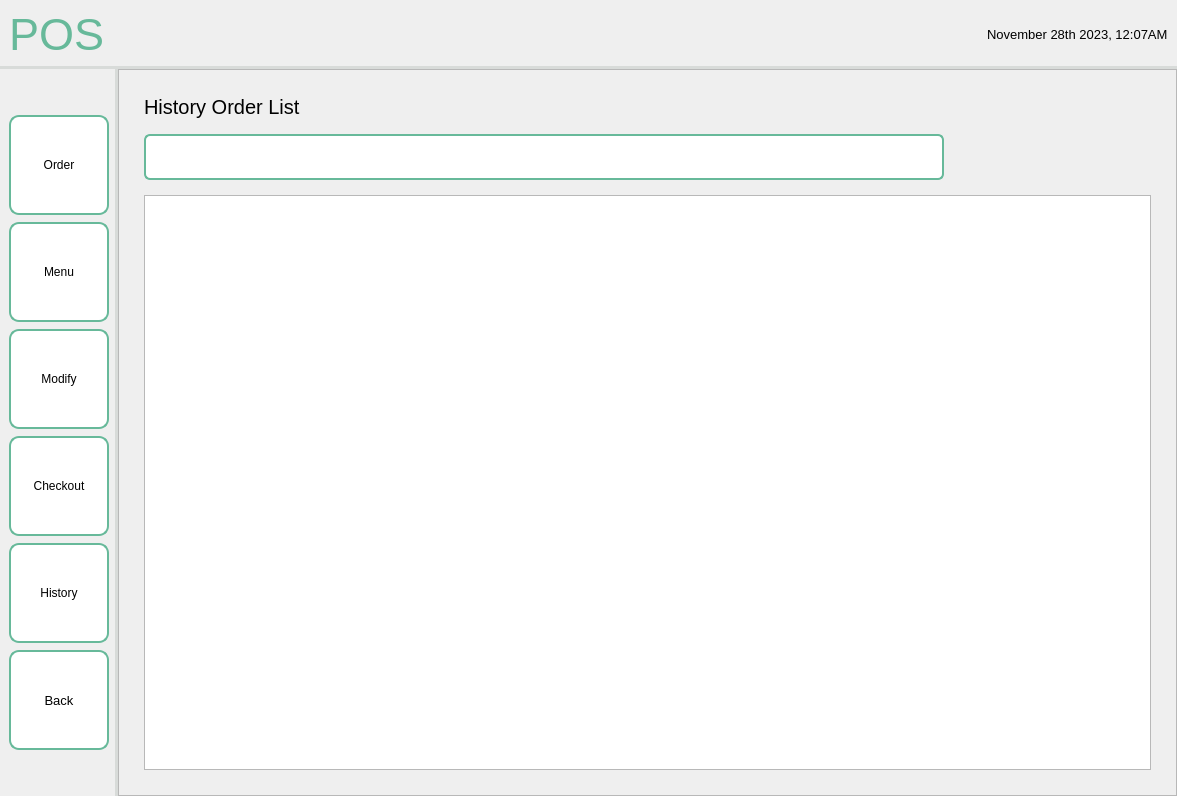
Before: the Qt Designer form screens/ui/employee_ui/employee_pos/posHistory.ui in sehae/POS-with-Inventory-System, drawn with Qt 5.
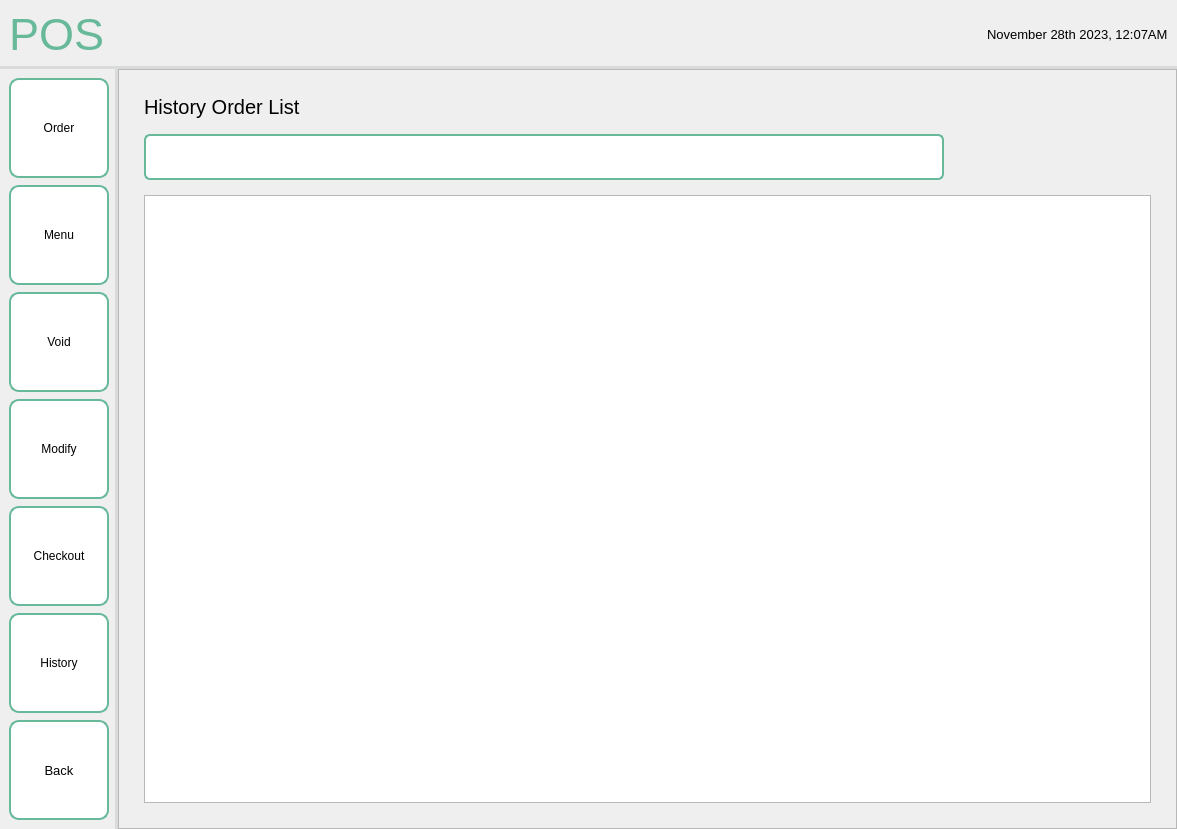
After: the same form once the commit is applied. Icons and pictures are not drawn.

Diff of the .ui file:
```diff
--- a/screens/ui/employee_ui/employee_pos/posHistory.ui
+++ b/screens/ui/employee_ui/employee_pos/posHistory.ui
@@ -162,6 +162,43 @@
             </property>
            </widget>
           </item>
+          <item>
+           <widget class="QPushButton" name="voidBTN">
+            <property name="minimumSize">
+             <size>
+              <width>100</width>
+              <height>100</height>
+             </size>
+            </property>
+            <property name="maximumSize">
+             <size>
+              <width>100</width>
+              <height>100</height>
+             </size>
+            </property>
+            <property name="styleSheet">
+             <string notr="true">QPushButton {
+    background-color: white;
+    border: 2px solid #67B99A;
+    color: black;
+    padding: 8px 16px;
+    border-radius: 10px;
+}
+
+QPushButton:hover {
+    border: 2px solid #4D926D;
+}
+
+QPushButton:pressed {
+	background-color: #F0F0F0;
+	border: 2px solid #265C42;
+}</string>
+            </property>
+            <property name="text">
+             <string>Void</string>
+            </property>
+           </widget>
+          </item>
           <item>
            <widget class="QPushButton" name="modifyBTN">
             <property name="minimumSize">
```
